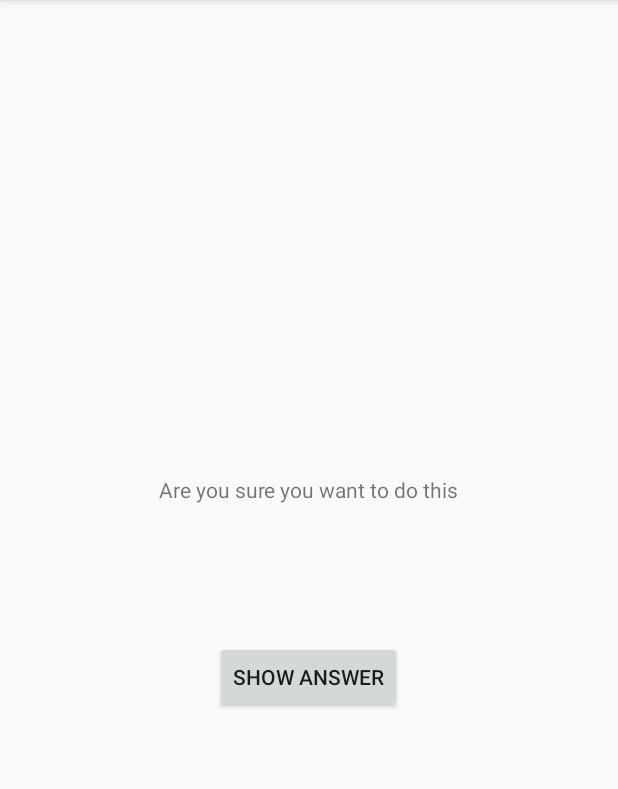
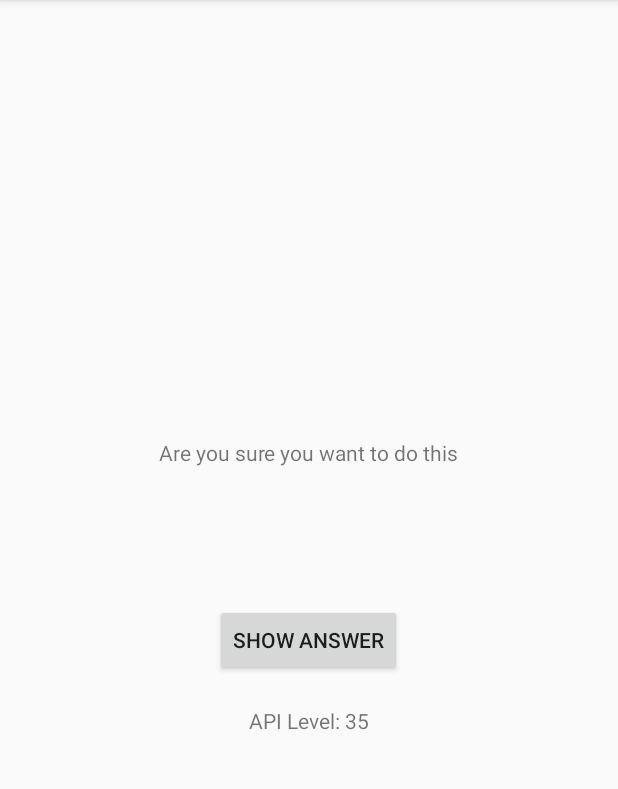
Before and after one commit to Frankie97Liu/GeoQuiz, an Android app: the screen it shows after launch (CheatActivity), after a tap on "CHEAT!", on a phone screen of 412 x 824 dp, the part 84-873 px from its top. Run offline under Robolectric (Android 15) with nearby library versions, the phone set to English and light mode, and no system bars; 1 other tap on this screen came first.

Commit message:
报告编译版本

```diff
--- a/app/src/main/java/com/example/geoquiz/CheatActivity.java
+++ b/app/src/main/java/com/example/geoquiz/CheatActivity.java
@@ -32,6 +32,8 @@ public class CheatActivity extends AppCompatActivity {
     private TextView mAnswerText;
 
     private Button mShowAnswerButton;
+
+    private TextView mVersionText;
 
     public static Intent newIntent(Context packageContext,boolean answerIsTrue){
         Intent intent = new Intent(packageContext,CheatActivity.class);
@@ -86,6 +88,11 @@ public class CheatActivity extends AppCompatActivity {
                 }
             }
         });
+
+        mVersionText = findViewById(R.id.version_text);
+        //获取设备编译版本并显示
+        int apiLeval = Integer.valueOf(Build.VERSION.SDK_INT);
+        mVersionText.setText("API Level: "+apiLeval);
     }
     public static boolean wasAnswerShown(Intent result){
         return result.getBooleanExtra(EXTRA_ANSWER_SHOWN,false);
--- a/app/src/main/res/layout/activity_cheat.xml
+++ b/app/src/main/res/layout/activity_cheat.xml
@@ -25,5 +25,11 @@
         android:layout_width="wrap_content"
         android:layout_height="wrap_content"
         android:text="@string/show_answer_button"/>
+    <TextView
+        android:id="@+id/version_text"
+        android:layout_width="wrap_content"
+        android:layout_height="wrap_content"
+        android:layout_marginTop="10dp"
+        android:padding="10dp"/>
 
 </LinearLayout>
```
